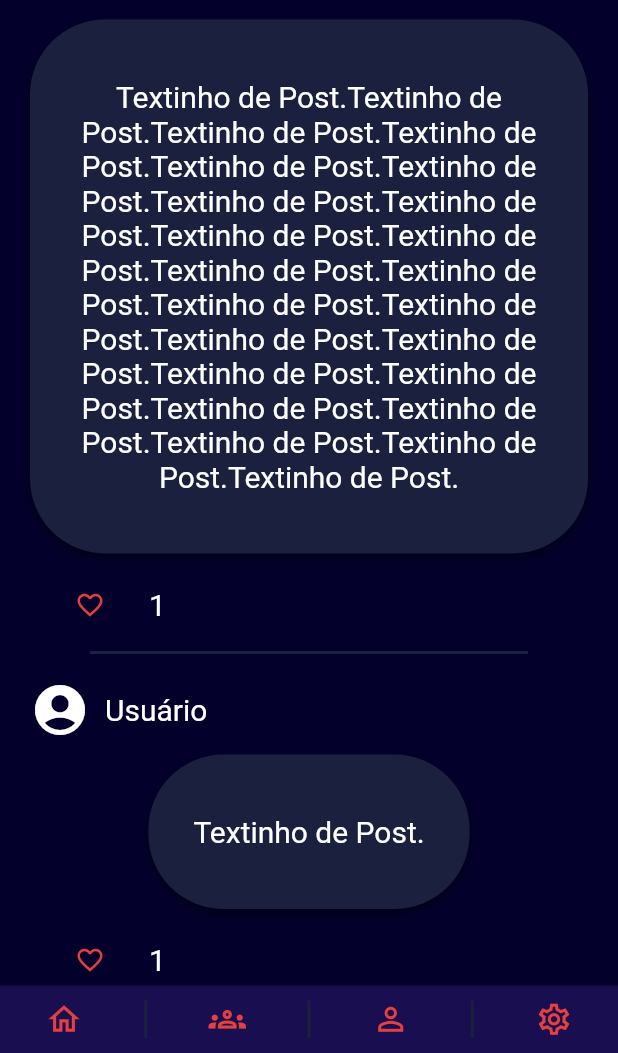
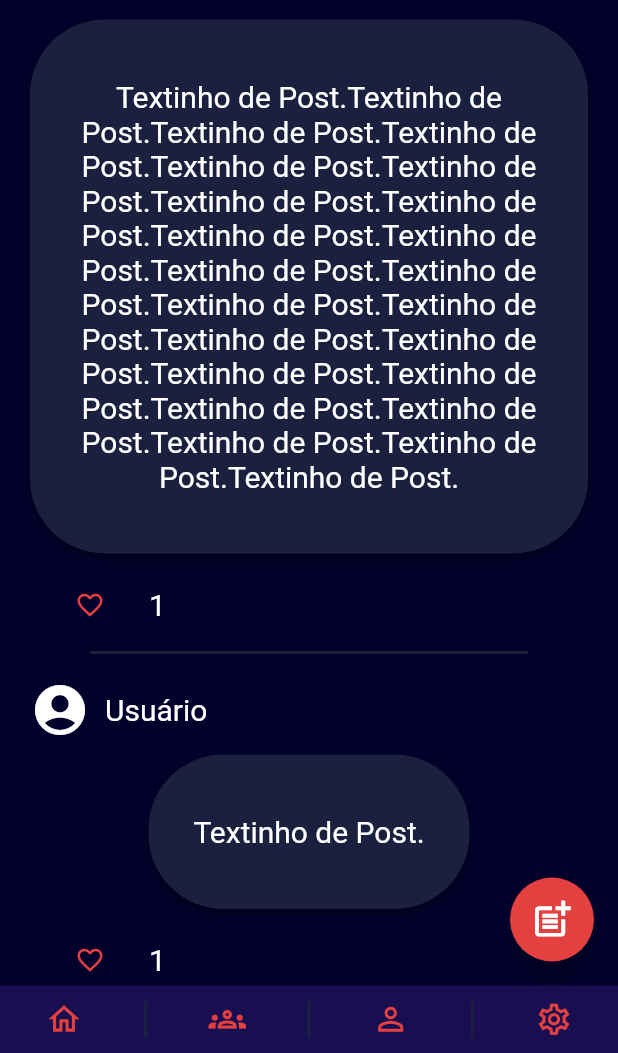
Before and after one commit to DaviNoronhaAlmeida/Bazinga, a Flutter app: the screen it shows after launch, after a tap on "LOGIN", on a phone screen of 412 x 824 dp, the part 183-1236 px from its top. Run offline on Flutter 3.47's test engine with Material 2 defaults, Android fonts, the phone set to English and light mode, and no system bars; our stand-ins replace get.

Commit message:
feature/new post page

```diff
--- a/app/lib/main.dart
+++ b/app/lib/main.dart
@@ -1,6 +1,7 @@
 import 'package:app/view/screens/login_page.dart';
 import 'package:app/view/screens/register_page.dart';
 import 'package:app/view/screens/feed_page.dart';
+import 'package:app/view/screens/new_post_page.dart';
 import 'package:app/view/screens/teste.dart';
 import 'package:flutter/material.dart';
 import 'package:get/get.dart';
@@ -30,6 +31,10 @@ class MyApp extends StatelessWidget {
           page: () => FeedPage(),
         ),
         GetPage(
+          name: '/newPost',
+          page: () => const NewPostPage(),
+        ),
+        GetPage(
           name: '/teste',
           page: () => TestPage(),
         ),
--- a/app/lib/view/screens/feed_page.dart
+++ b/app/lib/view/screens/feed_page.dart
@@ -40,6 +40,13 @@ class FeedPage extends StatelessWidget {
         ),
       ),
       bottomNavigationBar: CustomNavBar(),
+      floatingActionButton: FloatingActionButton(
+        backgroundColor: _appColors.redColor,
+        onPressed: () {
+          Get.toNamed('/newPost');
+        },
+        child: const Icon(Icons.post_add, size: 30),
+      ),
     );
   }
 }
--- a/app/lib/view/widgets/custom_input.dart
+++ b/app/lib/view/widgets/custom_input.dart
@@ -15,6 +15,7 @@ class CustomInput extends StatelessWidget {
       children: [
         Container(
           margin: const EdgeInsets.symmetric(vertical: 5),
+          padding: const EdgeInsets.only(bottom: 10),
           child: Text(
             inputTittle,
             style: TextStyle(
@@ -32,15 +33,11 @@ class CustomInput extends StatelessWidget {
             decoration: InputDecoration(
               contentPadding: const EdgeInsets.symmetric(horizontal: 12),
               enabledBorder: OutlineInputBorder(
-                borderSide: BorderSide(
-                  color: _appColors.redColor,
-                ),
+                borderSide: BorderSide(color: _appColors.redColor, width: 2),
                 borderRadius: BorderRadius.circular(10.0),
               ),
               focusedBorder: OutlineInputBorder(
-                borderSide: BorderSide(
-                  color: _appColors.redColor,
-                ),
+                borderSide: BorderSide(color: _appColors.redColor, width: 2),
                 borderRadius: BorderRadius.circular(10.0),
               ),
             ),
--- a/app/lib/view/widgets/custom_navbar.dart
+++ b/app/lib/view/widgets/custom_navbar.dart
@@ -17,7 +17,7 @@ class CustomNavBar extends StatelessWidget {
         mainAxisAlignment: MainAxisAlignment.spaceAround,
         children: [
           TextButton(
-            onPressed: () => Get.toNamed('/'),
+            onPressed: () => Get.toNamed('/feed'),
             child: Icon(
               Icons.home_outlined,
               color: _appColors.redColor,
```
Also changed, not shown: app/lib/view/screens/new_post_page.dart (added, +47 -0 lines), app/lib/view/widgets/custom_big_input.dart (added, +63 -0 lines).
